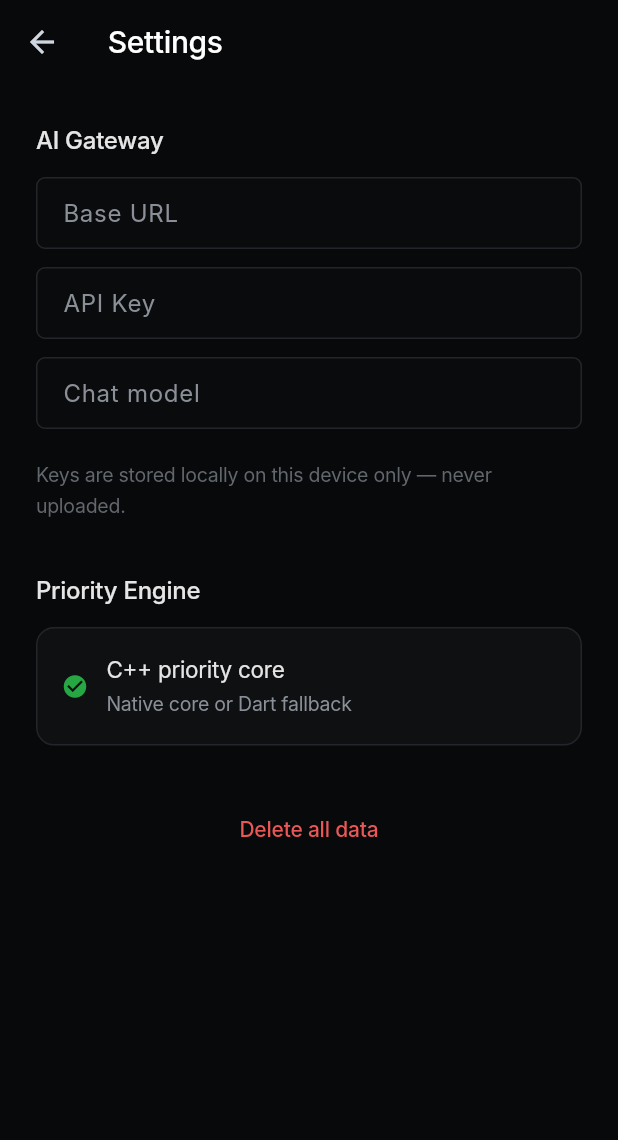
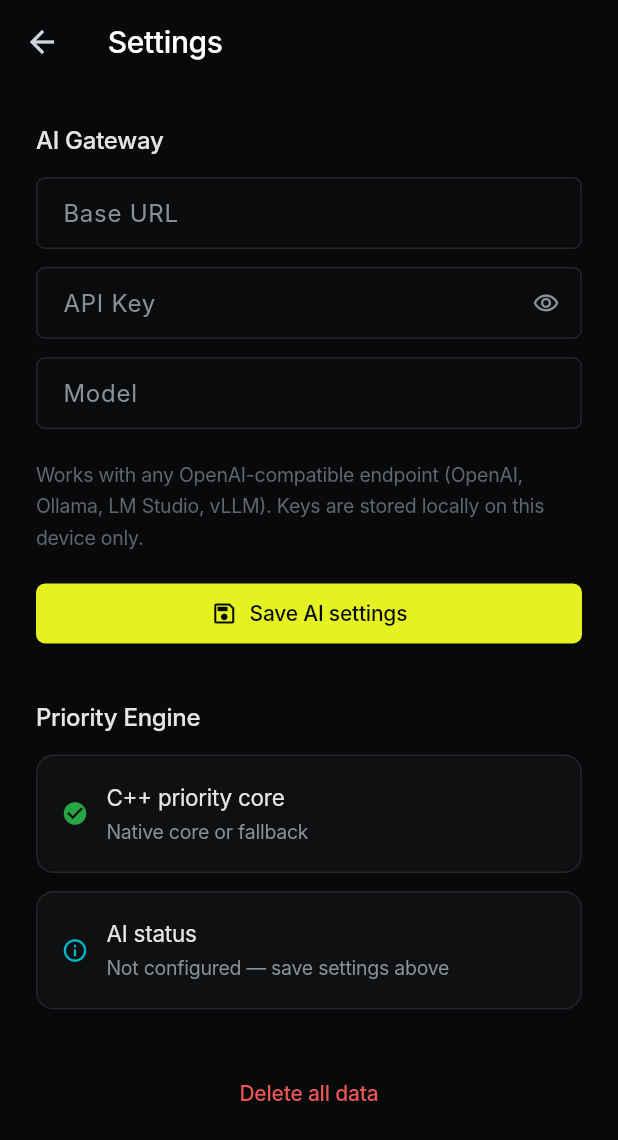
Before and after one commit to Faithmanex/ai-task-manager, a Flutter app: the screen it shows after launch, after a tap on the "settings" icon, on a phone screen of 412 x 824 dp. Shown: the top 1140 px of the screen. Run offline on Flutter 3.47's test engine with Material 3 defaults, Android fonts, the light colour scheme and no system bars; our stand-ins replace shared_preferences; missing offline and left inert: dart:ffi; Roboto replaces fonts that are missing (Inter).

Commit message:
feat: save AI gateway settings (Save button, hot-swap, startup load)
- Settings: stateful, loads stored baseUrl/apiKey/model, Save button persists via AiSettingsStore
- Save hot-swaps live TaskController gateway (Day Pilot ready immediately)
- API key field masked with visibility toggle
- HomeScreen loads saved gateway at startup
- Status tile shows AI configured/not configured

```diff
--- a/lib/controllers/task_controller.dart
+++ b/lib/controllers/task_controller.dart
@@ -9,16 +9,28 @@ import '../services/priority/priority_core.dart';
 
 /// Central app state: tasks, persistence, AI gateway wiring, priorities.
 class TaskController extends ChangeNotifier {
-  TaskController({this.gateway, TaskStore? store})
+  TaskController({this._gateway, TaskStore? store})
     : _store = store ?? TaskStore(),
       tasks = [];
 
-  final AiGateway? gateway;
+  AiGateway? _gateway;
   final TaskStore _store;
   final List<Task> tasks;
 
   bool _loaded = false;
   bool get isLoaded => _loaded;
+
+  AiGateway? get gateway => _gateway;
+
+  bool get hasGateway => _gateway != null;
+
+  /// Hot-swap the gateway when the user saves AI settings.
+  // ignore: avoid_setters_without_getters
+  // ignore: prefer_initializing_formals
+  void setGateway(AiGateway? value) {
+    _gateway = value;
+    notifyListeners();
+  }
 
   Future<void> load() async {
     if (_loaded) return;
@@ -27,8 +39,6 @@ class TaskController extends ChangeNotifier {
     _loaded = true;
     notifyListeners();
   }
-
-  bool get hasGateway => gateway != null;
 
   List<Task> get openTasks =>
       tasks.where((t) => !t.completed).toList()
--- a/lib/ui/screens/home_screen.dart
+++ b/lib/ui/screens/home_screen.dart
@@ -3,6 +3,8 @@ import 'package:flutter/material.dart';
 import '../../controllers/task_controller.dart';
 import '../../core/theme.dart';
 import '../../models/task.dart';
+import '../../services/ai/ai_settings_store.dart';
+import '../../services/ai/providers/openai_provider.dart';
 import 'chat_screen.dart';
 import 'settings_screen.dart';
 
@@ -24,6 +26,14 @@ class _HomeScreenState extends State<HomeScreen> {
     super.initState();
     _controller.addListener(() => setState(() {}));
     _controller.load();
+    _loadGateway();
+  }
+
+  Future<void> _loadGateway() async {
+    final config = await AiSettingsStore().load();
+    if (config != null && mounted) {
+      _controller.setGateway(OpenAiProvider(config: config));
+    }
   }
 
   @override
@@ -99,6 +109,7 @@ class _HomeScreenState extends State<HomeScreen> {
               context,
               MaterialPageRoute(
                 builder: (_) => SettingsScreen(
+                  controller: _controller,
                   onDeleteAll: () async {
                     await _controller.deleteAll();
                     if (context.mounted) Navigator.pop(context);
--- a/lib/ui/screens/settings_screen.dart
+++ b/lib/ui/screens/settings_screen.dart
@@ -1,13 +1,106 @@
 import 'package:flutter/foundation.dart' show kIsWeb;
 import 'package:flutter/material.dart';
 
+import '../../controllers/task_controller.dart';
 import '../../core/theme.dart';
+import '../../services/ai/ai_settings_store.dart';
+import '../../services/ai/gateway.dart';
+import '../../services/ai/providers/openai_provider.dart';
 
-/// Settings: AI provider config, C++ core status.
-class SettingsScreen extends StatelessWidget {
-  const SettingsScreen({super.key, this.onDeleteAll});
+/// Settings: AI gateway config (with Save), C++ core status.
+class SettingsScreen extends StatefulWidget {
+  const SettingsScreen({super.key, this.controller, this.onDeleteAll});
 
+  final TaskController? controller;
   final VoidCallback? onDeleteAll;
+
+  @override
+  State<SettingsScreen> createState() => _SettingsScreenState();
+}
+
+class _SettingsScreenState extends State<SettingsScreen> {
+  final _store = AiSettingsStore();
+  final _baseUrl = TextEditingController();
+  final _apiKey = TextEditingController();
+  final _model = TextEditingController();
+  bool _loaded = false;
+  bool _saving = false;
+  bool _obscureKey = true;
+
+  @override
+  void initState() {
+    super.initState();
+    _load();
+  }
+
+  Future<void> _load() async {
+    final raw = await _store.loadRaw();
+    if (!mounted) return;
+    _baseUrl.text = raw['baseUrl'] ?? '';
+    _apiKey.text = raw['apiKey'] ?? '';
+    _model.text = raw['model'] ?? '';
+    setState(() => _loaded = true);
+  }
+
+  @override
+  void dispose() {
+    _baseUrl.dispose();
+    _apiKey.dispose();
+    _model.dispose();
+    super.dispose();
+  }
+
+  Future<void> _save() async {
+    final baseUrl = _baseUrl.text.trim();
+    final apiKey = _apiKey.text.trim();
+    final model = _model.text.trim();
+
+    if (baseUrl.isEmpty || model.isEmpty) {
+      ScaffoldMessenger.of(context).showSnackBar(
+        const SnackBar(content: Text('Base URL and model are required')),
+      );
+      return;
+    }
+    if (apiKey.isEmpty) {
+      ScaffoldMessenger.of(context).showSnackBar(
+        const SnackBar(content: Text('API key is required to enable the AI')),
+      );
+      return;
+    }
+
+    setState(() => _saving = true);
+    try {
+      // Strip trailing slash so '/chat/completions' resolves cleanly.
+      final normalized = baseUrl.endsWith('/')
+          ? baseUrl.substring(0, baseUrl.length - 1)
+          : baseUrl;
+      await _store.save(
+        AiConfig(
+          baseUrl: normalized,
+          apiKey: apiKey,
+          chatModel: model,
+          parseModel: model,
+        ),
+      );
+      // Hot-swap the live gateway so Day Pilot works immediately.
+      widget.controller?.setGateway(
+        OpenAiProvider(
+          config: AiConfig(
+            baseUrl: normalized,
+            apiKey: apiKey,
+            chatModel: model,
+            parseModel: model,
+          ),
+        ),
+      );
+      if (mounted) {
+        ScaffoldMessenger.of(context)
+            .showSnackBar(const SnackBar(content: Text('AI settings saved')));
+      }
+    } finally {
+      if (mounted) setState(() => _saving = false);
+    }
+  }
 
   @override
   Widget build(BuildContext context) {
@@ -31,13 +124,39 @@ class SettingsScreen extends StatelessWidget {
             ),
           ),
           const SizedBox(height: 12),
-          _field('Base URL', 'https://api.openai.com/v1'),
-          _field('API Key', 'sk-…'),
-          _field('Chat model', 'gpt-4o-mini'),
+          _field(
+            controller: _baseUrl,
+            label: 'Base URL',
+            hint: 'https://api.openai.com/v1',
+          ),
+          _field(
+            controller: _apiKey,
+            label: 'API Key',
+            hint: 'sk-…',
+            obscure: _obscureKey,
+            toggleObscure: () => setState(() => _obscureKey = !_obscureKey),
+          ),
+          _field(controller: _model, label: 'Model', hint: 'gpt-4o-mini'),
           const SizedBox(height: 8),
-          Text(
-            'Keys are stored locally on this device only — never uploaded.',
-            style: const TextStyle(fontSize: 13, color: kAsh),
+          const Text(
+            'Works with any OpenAI-compatible endpoint (OpenAI, Ollama, '
+            'LM Studio, vLLM). Keys are stored locally on this device only.',
+            style: TextStyle(fontSize: 13, color: kAsh),
+          ),
+          const SizedBox(height: 16),
+          SizedBox(
+            width: double.infinity,
+            child: ElevatedButton.icon(
+              onPressed: _saving ? null : _save,
+              icon: _saving
+                  ? const SizedBox(
+                      width: 16,
+                      height: 16,
+                      child: CircularProgressIndicator(strokeWidth: 2),
+                    )
+                  : const Icon(Icons.save_outlined, size: 18),
+              label: Text(_saving ? 'Saving…' : 'Save AI settings'),
+            ),
           ),
           const SizedBox(height: 32),
           const Text(
@@ -49,18 +168,25 @@ class SettingsScreen extends StatelessWidget {
             ),
           ),
           const SizedBox(height: 12),
-          Builder(
-            builder: (context) => _statusTile(
+          _statusTile(
             'C++ priority core',
-              kIsWeb
-                  ? 'Dart fallback active (web)'
-                  : 'Native core or Dart fallback',
+            kIsWeb ? 'Dart fallback active (web)' : 'Native core or fallback',
             !kIsWeb,
           ),
+          if (widget.controller != null) ...[
+            const SizedBox(height: 12),
+            _statusTile(
+              'AI status',
+              widget.controller!.hasGateway
+                  ? 'Day Pilot ready'
+                  : 'Not configured — save settings above',
+              widget.controller!.hasGateway,
             ),
+          ],
           const SizedBox(height: 32),
+          if (widget.onDeleteAll != null)
             TextButton(
-            onPressed: onDeleteAll,
+              onPressed: widget.onDeleteAll,
               style: TextButton.styleFrom(foregroundColor: kCoralRed),
               child: const Text('Delete all data'),
             ),
@@ -69,10 +195,35 @@ class SettingsScreen extends StatelessWidget {
     );
   }
 
-  Widget _field(String label, String hint) => Padding(
+  Widget _field({
+    required TextEditingController controller,
+    required String label,
+    String? hint,
+    bool obscure = false,
+    VoidCallback? toggleObscure,
+  }) => Padding(
     padding: const EdgeInsets.only(bottom: 12),
     child: TextField(
-      decoration: InputDecoration(labelText: label, hintText: hint),
+      controller: controller,
+      obscureText: obscure,
+      enabled: _loaded,
+      style: const TextStyle(fontSize: 14, color: kMist),
+      decoration: InputDecoration(
+        labelText: label,
+        hintText: hint,
+        suffixIcon: toggleObscure != null
+            ? IconButton(
+                onPressed: toggleObscure,
+                icon: Icon(
+                  obscure
+                      ? Icons.visibility_outlined
+                      : Icons.visibility_off_outlined,
+                  size: 18,
+                  color: kFog,
+                ),
+              )
+            : null,
+      ),
     ),
   );
 
@@ -91,13 +242,15 @@ class SettingsScreen extends StatelessWidget {
           color: ok ? kPulseGreen : kSignalTeal,
         ),
         const SizedBox(width: 12),
-        Column(
+        Expanded(
+          child: Column(
             crossAxisAlignment: CrossAxisAlignment.start,
             children: [
               Text(title, style: const TextStyle(fontSize: 15, color: kBone)),
               Text(subtitle, style: const TextStyle(fontSize: 13, color: kFog)),
             ],
           ),
+        ),
       ],
     ),
   );
```
Lines whose indentation alone changed are shown as unchanged.
